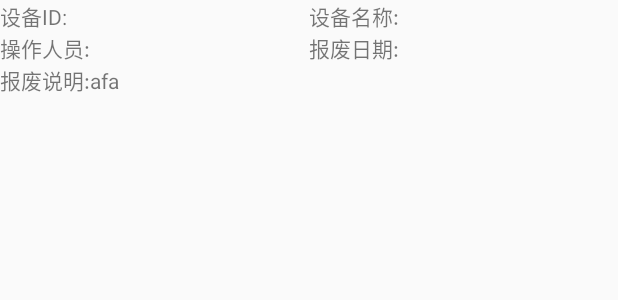
After one commit to ActTerr/device_android, an Android app: the layout item_scrap.xml on its own in the app's theme, with its tools: preview values and no code run, on a phone screen of 412 x 824 dp. The commit adds this screen. Shown: the top 300 px of the screen. Run offline under Robolectric (Android 15) with nearby library versions, the phone set to English and light mode, and no system bars.

Commit message:
添加报废统计fragment

```diff
--- a/app/src/main/java/mac/yk/devicemanagement/I.java
+++ b/app/src/main/java/mac/yk/devicemanagement/I.java
@@ -26,6 +26,7 @@ public interface I {
         String DNAME="Dname";
         String REMARK="remark";
         String USER="user";
+        String DATE="Date";
     }
 
     interface RESULT{
--- a/app/src/main/java/mac/yk/devicemanagement/controller/adapter/DeviceAdapter.java
+++ b/app/src/main/java/mac/yk/devicemanagement/controller/adapter/DeviceAdapter.java
@@ -57,8 +57,8 @@ public class DeviceAdapter extends RecyclerView.Adapter {
         L.e("main","id:"+device.getDid());
         deviceHolder.Did.setText(device.getDid()+"");
         deviceHolder.Dname.setText(ConvertUtils.getDname(device.getDname()));
-        deviceHolder.chuchangDate.setText(String.valueOf(device.getChuchang()));
-        deviceHolder.xunjianDate.setText(String.valueOf(device.getXunjian()));
+        deviceHolder.chuchangDate.setText(ConvertUtils.Date2String(device.getChuchang()));
+        deviceHolder.xunjianDate.setText(ConvertUtils.Date2String(device.getXunjian()));
         boolean isDianchi=device.getDname()== I.DNAME.DIANCHI;
         deviceHolder.status.setText(ConvertUtils.getStatus(isDianchi,device.getStatus()));
     }
--- a/app/src/main/java/mac/yk/devicemanagement/util/ConvertUtils.java
+++ b/app/src/main/java/mac/yk/devicemanagement/util/ConvertUtils.java
@@ -44,6 +44,10 @@ public class ConvertUtils {
         }
         return null;
     }
+    public static String Date2String(Date date){
+        SimpleDateFormat sdf=new SimpleDateFormat("yyyy-MM-dd");
+        return sdf.format(date);
+    }
 
     public static String getDname(int Dname){
         switch (Dname){
--- /dev/null
+++ b/app/src/main/res/layout/item_scrap.xml
@@ -0,0 +1,85 @@
+<?xml version="1.0" encoding="utf-8"?>
+<LinearLayout xmlns:android="http://schemas.android.com/apk/res/android"
+    android:orientation="vertical" android:layout_width="match_parent"
+    android:layout_height="match_parent">
+    <LinearLayout
+        android:orientation="horizontal"
+        android:layout_width="match_parent"
+        android:layout_height="wrap_content">
+        <LinearLayout
+            android:layout_weight="1"
+            android:layout_width="0dp"
+            android:layout_height="wrap_content">
+            <TextView
+                android:text="设备ID:"
+                android:layout_width="wrap_content"
+                android:layout_height="wrap_content" />
+            <TextView
+                android:id="@+id/Did"
+                android:layout_width="wrap_content"
+                android:layout_height="wrap_content" />
+        </LinearLayout>
+        <LinearLayout
+            android:layout_weight="1"
+            android:layout_width="0dp"
+            android:layout_height="wrap_content">
+            <TextView
+                android:text="设备名称:"
+                android:layout_width="wrap_content"
+                android:layout_height="wrap_content" />
+            <TextView
+                android:id="@+id/Dname"
+                android:layout_width="wrap_content"
+                android:layout_height="wrap_content" />
+        </LinearLayout>
+    </LinearLayout>
+
+    <LinearLayout
+        android:orientation="horizontal"
+        android:layout_width="match_parent"
+        android:layout_height="wrap_content">
+        <LinearLayout
+            android:layout_weight="1"
+            android:layout_width="0dp"
+            android:layout_height="wrap_content">
+            <TextView
+                android:text="操作人员:"
+                android:layout_width="wrap_content"
+                android:layout_height="wrap_content" />
+            <TextView
+                android:id="@+id/user"
+
+                android:layout_width="wrap_content"
+                android:layout_height="wrap_content" />
+        </LinearLayout>
+        <LinearLayout
+            android:layout_weight="1"
+            android:layout_width="0dp"
+            android:layout_height="wrap_content">
+            <TextView
+                android:text="报废日期:"
+                android:layout_width="wrap_content"
+                android:layout_height="wrap_content" />
+            <TextView
+                android:id="@+id/ScrapDate"
+
+                android:layout_width="wrap_content"
+                android:layout_height="wrap_content" />
+        </LinearLayout>
+    </LinearLayout>
+    <LinearLayout
+        android:orientation="horizontal"
+        android:layout_width="match_parent"
+        android:layout_height="wrap_content">
+        <TextView
+
+            android:text="报废说明:"
+            android:layout_width="wrap_content"
+            android:layout_height="wrap_content" />
+        <TextView
+            android:id="@+id/remark"
+            android:text="afa"
+            android:layout_width="wrap_content"
+            android:layout_height="wrap_content" />
+    </LinearLayout>
+</LinearLayout>
```
Also changed, not shown: app/src/main/java/mac/yk/devicemanagement/bean/Scrap.java (+10 -0 lines), app/src/main/java/mac/yk/devicemanagement/controller/adapter/ScrapAdapter.java (added, +82 -0 lines), app/src/main/java/mac/yk/devicemanagement/controller/fragment/fragBaofei.java (+165 -0 lines), app/src/main/java/mac/yk/devicemanagement/controller/fragment/fragTongji.java (+6 -20 lines).
